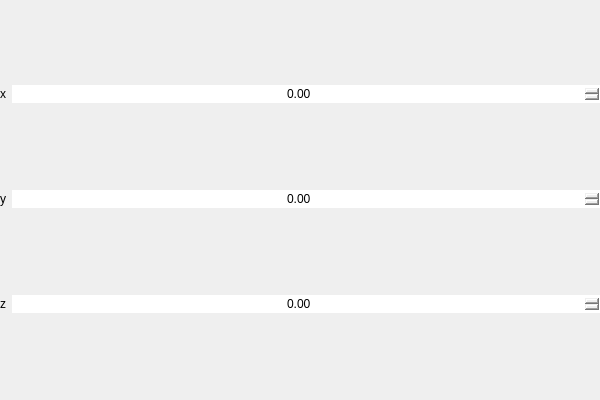
Qt form VectorInput.ui (ducla9762-stack/abc3d) before a commit.
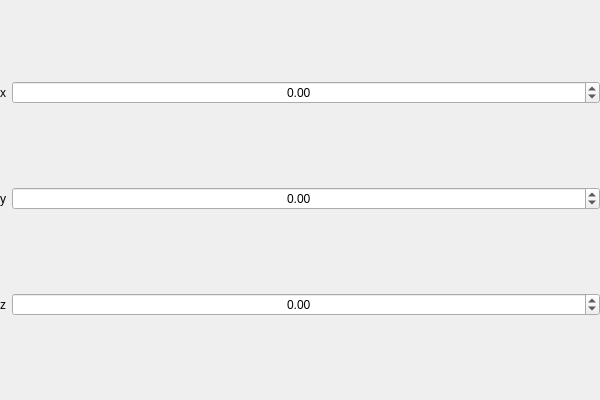
The same form after that commit.

```diff
--- a/VectorInput.ui
+++ b/VectorInput.ui
@@ -34,9 +34,6 @@
    </property>
    <item row="1" column="1">
     <widget class="QDoubleSpinBox" name="ySpinner">
-     <property name="styleSheet">
-      <string notr="true">border: 1px solid white;</string>
-     </property>
      <property name="alignment">
       <set>Qt::AlignmentFlag::AlignCenter</set>
      </property>
@@ -50,9 +47,6 @@
    </item>
    <item row="0" column="1">
     <widget class="QDoubleSpinBox" name="xSpinner">
-     <property name="styleSheet">
-      <string notr="true">border: 1px solid white;</string>
-     </property>
      <property name="alignment">
       <set>Qt::AlignmentFlag::AlignCenter</set>
      </property>
@@ -69,9 +63,6 @@
    </item>
    <item row="2" column="1">
     <widget class="QDoubleSpinBox" name="zSpinner">
-     <property name="styleSheet">
-      <string notr="true">border: 1px solid white;</string>
-     </property>
      <property name="frame">
       <bool>true</bool>
      </property>
```
